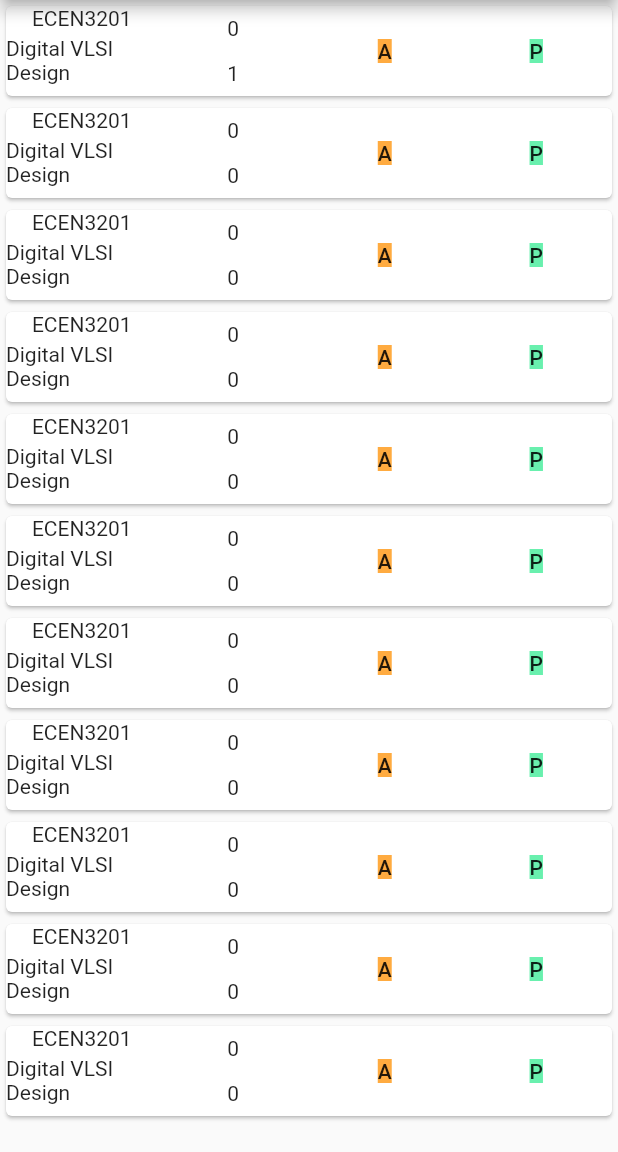
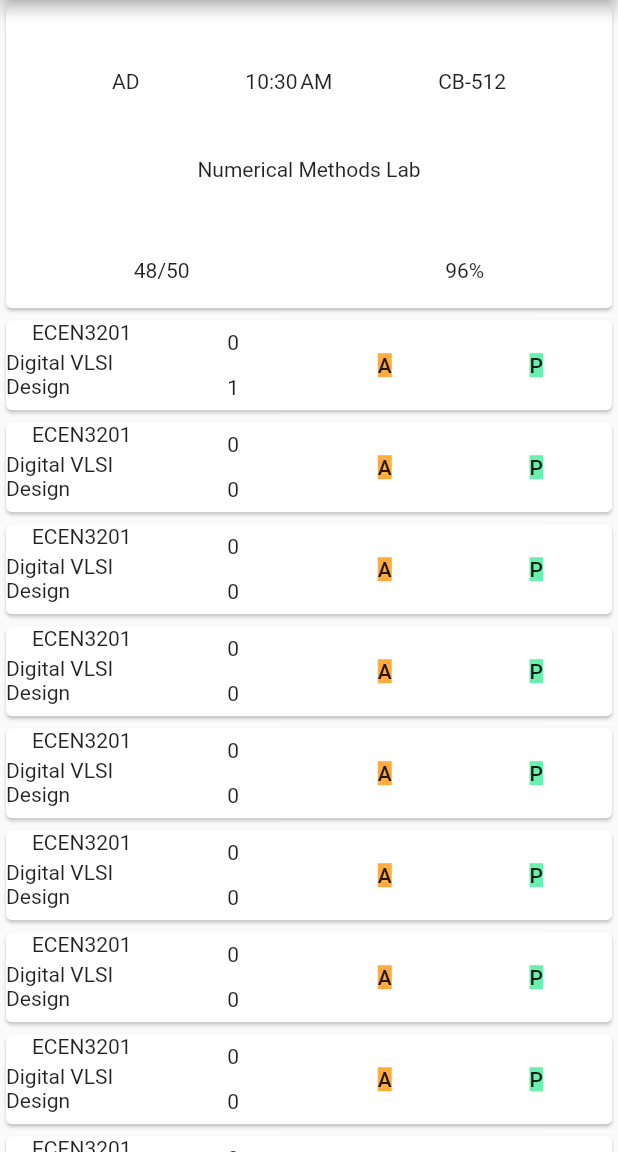
Before and after one commit to raveesh-me/myattendance, a Flutter app: the screen it shows after launch, after a tap on an icon or button, on a phone screen of 412 x 824 dp, the part 84-1236 px from its top. Run offline on Flutter 3.47's test engine with Material 2 defaults, Android fonts, the phone set to English and light mode, and no system bars.

Commit message:
ok, some changes there and here

```diff
--- a/lib/widgets/home.dart
+++ b/lib/widgets/home.dart
@@ -6,6 +6,19 @@ class HomeScreen extends StatelessWidget{
 
   @override
   Widget build(BuildContext context) {
-    return new AttendanceList();
+    return new Center(
+      child: new Column(
+        children: <Widget>[
+          new Expanded(
+            flex: 3,
+            child: new ThisPeriod(),
+          ),
+          new Expanded(
+            flex: 8,
+            child: new AttendanceList(),
+          ),
+        ],
+      ),
+    );
   }
 }
--- a/lib/widgets/thisperiod.dart
+++ b/lib/widgets/thisperiod.dart
@@ -1,4 +1,7 @@
 import 'package:flutter/material.dart';
+import 'dart:async';
+import 'package:intl/intl.dart';
+
 class ThisPeriod extends StatefulWidget{
   @override
   State createState() {
@@ -8,12 +11,38 @@ class ThisPeriod extends StatefulWidget{
 
 class _ThisPeriod extends State<ThisPeriod> {
 
+  DateTime _time;
+  DateFormat formatter = new DateFormat.jm();
+
+  Timer _timer;
+  @override
+  void initState() {
+    super.initState();
+    _time = new DateTime.now();
+    const duration = const Duration(
+        seconds: 1
+    );
+    _timer = new Timer.periodic(duration, _updateTime);
+  }
+
+  @override
+  void dispose(){
+    _timer.cancel();
+    super.dispose();
+  }
+
+  void _updateTime(Timer timer){
+    setState((){
+      _time = new DateTime.now();
+    });
+  }
+
 
   @override
   Widget build(BuildContext context) {
     return new Card(
       child: new Container(
-        height: 200.0,
+        height: 150.0,
         child: new Column(
           children: <Widget>[
             new Expanded(
@@ -22,7 +51,7 @@ class _ThisPeriod extends State<ThisPeriod> {
                 mainAxisAlignment: MainAxisAlignment.spaceEvenly,
                 children: <Widget>[
                   new Text('AD'),
-                  new Text('11:45 AM'),
+                  new Text(formatter.format(_time)),
                   new Text('CB-512')
                 ],
               ),
--- a/pubspec.yaml
+++ b/pubspec.yaml
@@ -8,6 +8,9 @@ dependencies:
   # The following adds the Cupertino Icons font to your application.
   # Use with the CupertinoIcons class for iOS style icons.
   cupertino_icons: ^0.1.0
+
+  intl: "^0.15.2"
+
 
 dev_dependencies:
   flutter_test:
```
